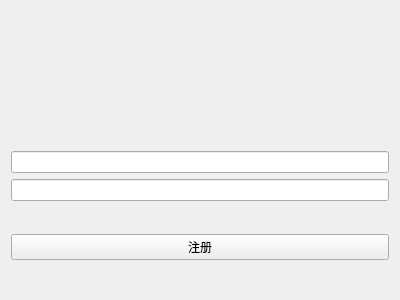
First picture: the form in FacClient/register.ui, repository 2306nian/FacExpSys, before the edit.
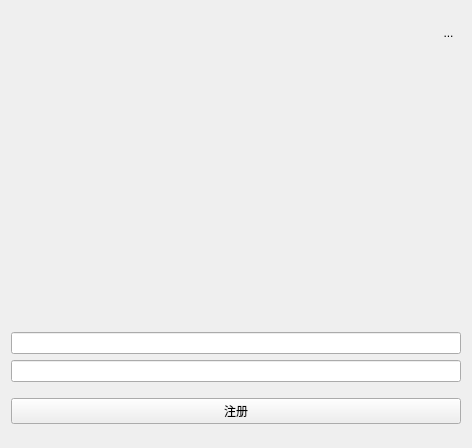
Second picture: the form after the edit. Icons and pictures are not drawn.

```diff
--- a/FacClient/register.ui
+++ b/FacClient/register.ui
@@ -6,14 +6,46 @@
    <rect>
     <x>0</x>
     <y>0</y>
-    <width>400</width>
-    <height>300</height>
+    <width>472</width>
+    <height>448</height>
    </rect>
   </property>
   <property name="windowTitle">
    <string>Form</string>
   </property>
+  <property name="layoutDirection">
+   <enum>Qt::RightToLeft</enum>
+  </property>
+  <property name="styleSheet">
+   <string notr="true">/* style.qss */
+QToolButton {
+    border: none;
+    background-color: transparent;
+    padding: 3px;
+}
+
+QToolButton:hover {
+    background-color: red;
+    border-radius: 4px;
+}
+
+QToolButton:pressed {
+    background-color: #990000;
+}
+</string>
+  </property>
   <layout class="QVBoxLayout" name="verticalLayout_2">
+   <item>
+    <widget class="QToolButton" name="toolButton">
+     <property name="text">
+      <string>...</string>
+     </property>
+     <property name="icon">
+      <iconset resource="icons.qrc">
+       <normaloff>:/new/prefix1/imgs/x.png</normaloff>:/new/prefix1/imgs/x.png</iconset>
+     </property>
+    </widget>
+   </item>
    <item>
     <layout class="QHBoxLayout" name="horizontalLayout">
      <item>
@@ -39,8 +71,8 @@
        </property>
        <property name="maximumSize">
         <size>
-         <width>80</width>
-         <height>80</height>
+         <width>256</width>
+         <height>256</height>
         </size>
        </property>
        <property name="text">
```
